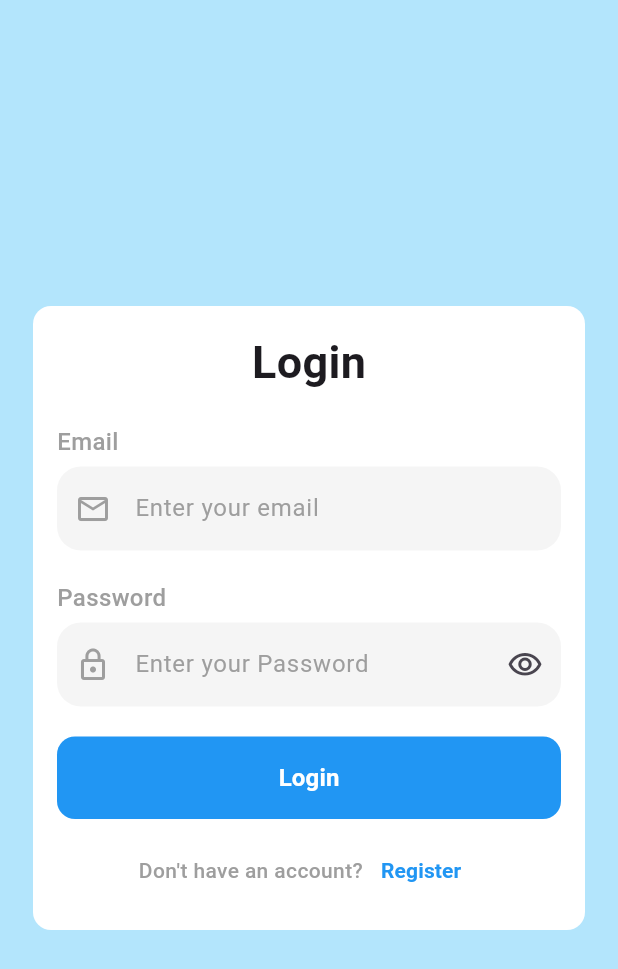
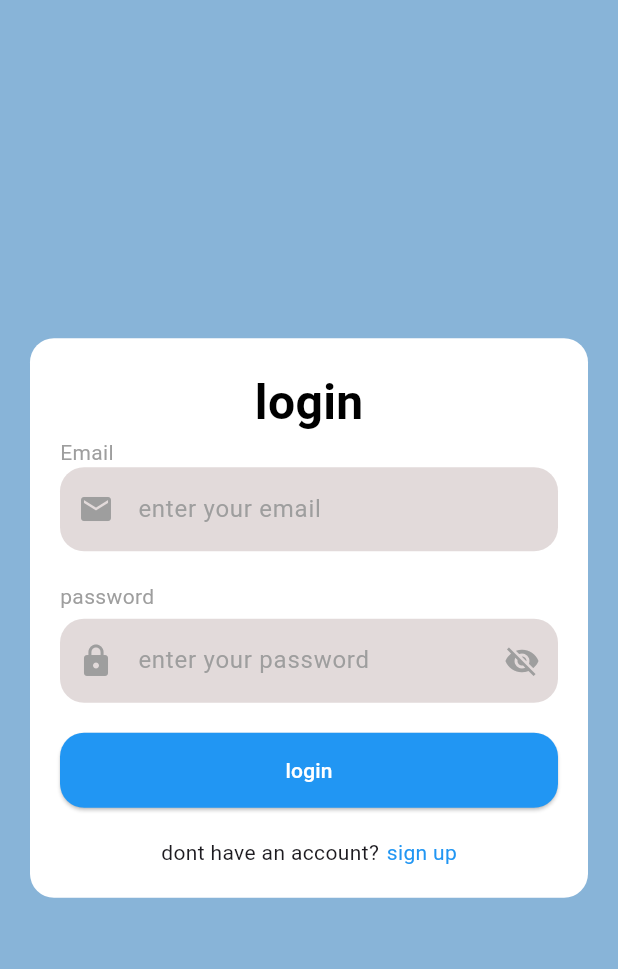
Before and after one commit to Mahmoud-Azmy/Flutter-S4, a Flutter app: the screen it shows after launch, on a phone screen of 412 x 824 dp. Shown: the top 969 px of the screen. Run offline on Flutter 3.47's test engine with Material 3 defaults, Android fonts, the phone set to English and light mode, and no system bars.

Commit message:
Refactor login screen

```diff
--- a/lib/auth/login_screen.dart
+++ b/lib/auth/login_screen.dart
@@ -1,5 +1,4 @@
 import 'package:flutter/material.dart';
-import 'package:flutter_application_1/auth/signup_screen.dart';
 
 class LoginScreen extends StatefulWidget {
   const LoginScreen({super.key});
@@ -9,200 +8,100 @@ class LoginScreen extends StatefulWidget {
 }
 
 class _LoginScreenState extends State<LoginScreen> {
-  bool isPasswordVisible = false;
-  final _formKey = GlobalKey<FormState>();
+  bool isVisible = true;
+
   @override
   Widget build(BuildContext context) {
     return Scaffold(
-      backgroundColor: const Color(0xFFB3E5FC),
+      backgroundColor: const Color.fromARGB(255, 136, 180, 216),
       body: Center(
         child: Container(
           decoration: BoxDecoration(
+            borderRadius: BorderRadius.circular(16),
             color: Colors.white,
-            borderRadius: BorderRadius.circular(12),
           ),
-          padding: const EdgeInsets.all(16),
-          margin: const EdgeInsets.all(22),
-          child: Form(
-            key: _formKey,
+          margin: EdgeInsets.all(20),
+          padding: EdgeInsets.all(20),
+
           child: Column(
-              crossAxisAlignment: CrossAxisAlignment.center,
             mainAxisSize: MainAxisSize.min,
+            mainAxisAlignment: MainAxisAlignment.center,
+            crossAxisAlignment: CrossAxisAlignment.start,
             children: [
-                const Text(
-                  'Login',
-                  style: TextStyle(fontWeight: FontWeight.bold, fontSize: 30),
-                ),
-                const SizedBox(height: 20),
-                Align(
-                  alignment: Alignment.centerLeft,
+              Center(
                 child: Text(
-                    'Email',
+                  'login',
                   style: TextStyle(
-                      fontWeight: FontWeight.w500,
-                      fontSize: 16,
-                      color: Colors.grey,
+                    fontSize: 32,
+                    fontWeight: FontWeight.bold,
+                    color: Colors.black,
                   ),
                 ),
               ),
-                const SizedBox(height: 5),
-                TextFormField(
-                  validator: (value) {
-                    if (value == null ||
-                        !RegExp(
-                          r'^[\w-\.]+@([\w-]+\.)+[\w-]{2,4}',
-                        ).hasMatch(value)) {
-                      return 'Please enter a valid email';
-                    }
-                    return null;
-                  },
+              Text('Email', style: TextStyle(color: Colors.grey)),
+              TextField(
                 decoration: InputDecoration(
-                    prefixIcon: const Icon(
-                      Icons.email_outlined,
-                      color: Colors.grey,
-                    ),
-                    hintText: 'Enter your email',
-                    hintStyle: const TextStyle(color: Colors.grey),
+                  fillColor: const Color.fromARGB(255, 226, 218, 218),
                   filled: true,
-                    fillColor: const Color(0xFFF5F5F5),
                   border: OutlineInputBorder(
                     borderRadius: BorderRadius.circular(16),
                     borderSide: BorderSide.none,
                   ),
+                  hintText: 'enter your email',
+                  hintStyle: TextStyle(color: Colors.grey),
+                  prefixIcon: Icon(Icons.email, color: Colors.grey),
                 ),
               ),
-                const SizedBox(height: 20),
-                const Align(
-                  alignment: Alignment.centerLeft,
-                  child: Text(
-                    'Password',
-                    style: TextStyle(
-                      fontWeight: FontWeight.w500,
-                      fontSize: 16,
-                      color: Colors.grey,
+              SizedBox(height: 20),
+              Text('password', style: TextStyle(color: Colors.grey)),
+              SizedBox(height: 5),
+              TextField(
+                obscureText: isVisible,
+                decoration: InputDecoration(
+                  prefixIcon: Icon(Icons.lock, color: Colors.grey),
+                  suffixIcon: IconButton(
+                    icon: Icon(Icons.visibility_off, color: Colors.grey),
+                    onPressed: () {
+                      isVisible = !isVisible;
+                      setState(() {});
+                    },
                   ),
-                  ),
-                ),
-                const SizedBox(height: 5),
-                TextFormField(
-                  validator: (value) {
-                    if (value!.length < 6) {
-                      return 'Password must be at least 6 characters long';
-                    }
-                    return null;
-                  },
-                  obscureText: isPasswordVisible,
-                  decoration: InputDecoration(
-                    prefixIcon: const Icon(
-                      Icons.lock_outline,
-                      color: Colors.grey,
-                    ),
-                    suffixIcon: IconButton(
-                      onPressed: () {
-                        setState(() {
-                          isPasswordVisible = !isPasswordVisible;
-                        });
-                      },
-                      icon: Icon(
-                        isPasswordVisible
-                            ? Icons.visibility_off_outlined
-                            : Icons.visibility_outlined,
-                      ),
-                    ),
-
-                    hintText: 'Enter your Password',
-                    hintStyle: const TextStyle(color: Colors.grey),
+                  fillColor: const Color.fromARGB(255, 226, 218, 218),
                   filled: true,
-                    fillColor: const Color(0xFFF5F5F5),
                   border: OutlineInputBorder(
                     borderRadius: BorderRadius.circular(16),
                     borderSide: BorderSide.none,
                   ),
+                  hintText: 'enter your password',
+                  hintStyle: TextStyle(color: Colors.grey),
                 ),
               ),
-                const SizedBox(height: 20),
-                SizedBox(
-                  width: double.infinity,
-                  child: ElevatedButton(
-                    onPressed: () {
-                      if (_formKey.currentState!.validate()) {
-                        Navigator.pushReplacement(
-                          context,
-                          MaterialPageRoute(
-                            builder: (context) {
-                              return const HomeView();
-                            },
-                          ),
-                        );
-                      }
-                    },
+              SizedBox(height: 20),
+              ElevatedButton(
+                onPressed: () {},
                 style: ElevatedButton.styleFrom(
-                      backgroundColor: const Color(0xFF2196F3),
-                      padding: const EdgeInsets.symmetric(vertical: 16),
+                  backgroundColor: Colors.blue,
+                  foregroundColor: Colors.white,
+                  minimumSize: Size(double.infinity, 50),
                   shape: RoundedRectangleBorder(
-                        borderRadius: BorderRadius.circular(12),
-                      ),
-                      elevation: 0,
-                    ),
-                    child: const Text(
-                      'Login',
-                      style: TextStyle(
-                        fontSize: 16,
-                        fontWeight: FontWeight.w600,
-                        color: Colors.white,
+                    borderRadius: BorderRadius.circular(16),
                   ),
                 ),
+                child: Text('login'),
               ),
-                ),
-                const SizedBox(height: 10),
+              SizedBox(height: 20),
               Row(
                 mainAxisAlignment: MainAxisAlignment.center,
                 children: [
-                    const Text(
-                      "Don't have an account?",
-                      style: TextStyle(
-                        color: Colors.grey,
-                        fontWeight: FontWeight.w500,
-                      ),
-                    ),
-                    TextButton(
-                      onPressed: () {
-                        Navigator.push(
-                          context,
-                          MaterialPageRoute(
-                            builder: (context) {
-                              return const SignupScreen();
-                            },
-                          ),
-                        );
-                      },
-                      child: const Text(
-                        'Register',
-                        style: TextStyle(
-                          color: Color(0xFF2196F3),
-                          fontWeight: FontWeight.bold,
-                        ),
-                      ),
-                    ),
+                  Text('dont have an account?'),
+                  SizedBox(width: 5),
+                  Text('sign up', style: TextStyle(color: Colors.blue)),
                 ],
               ),
             ],
           ),
         ),
       ),
-      ),
     );
   }
 }
-
-class HomeView extends StatelessWidget {
-  const HomeView({super.key});
-
-  @override
-  Widget build(BuildContext context) {
-    return Scaffold(
-      appBar: AppBar(title: const Text('Home Screen')),
-      body: const Center(child: Text('Welcome to the Home Screen!')),
-    );
-  }
-}
```
Lines whose indentation alone changed are shown as unchanged.
